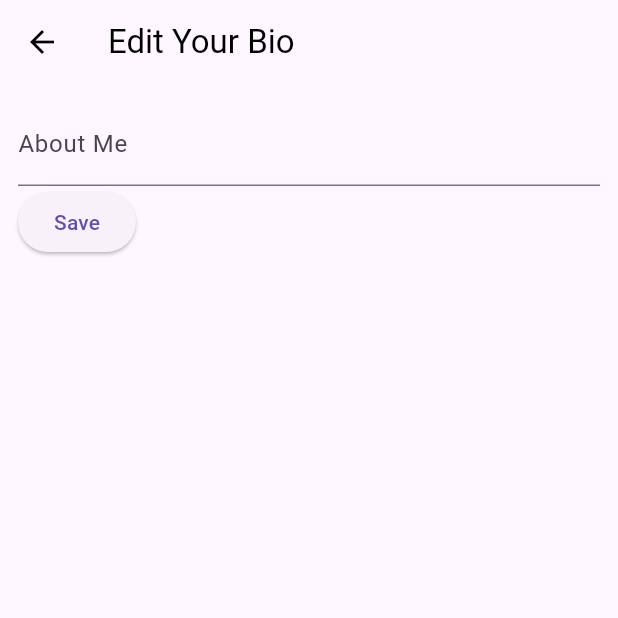
After one commit to roycel6/madProject2, a Flutter app: the EditProfilePage screen opened directly, on a phone screen of 412 x 824 dp, the top half of it. The commit adds this screen. Run offline on Flutter 3.47's test engine with Material 3 defaults, Android fonts, the phone set to English and light mode, and no system bars; our stand-ins replace cached_network_image, cloud_firestore, date_format, firebase_auth, firebase_core, firebase_storage and 2 more; missing offline and left inert: dart:ffi, photo_manager; accounts and stored records are empty; network calls fail.

Commit message:
added messaging

```diff
--- a/lib/addPost.dart
+++ b/lib/addPost.dart
@@ -90,7 +90,7 @@ class _AddPostState extends State<AddPost> {
     return Scaffold(
       resizeToAvoidBottomInset: false,
       appBar: AppBar(
-        backgroundColor: Colors.white,
+        backgroundColor: Colors.grey.shade100,
         elevation: 0,
         title: const Text(
           'New Post',
--- a/lib/addPostCaption.dart
+++ b/lib/addPostCaption.dart
@@ -21,7 +21,7 @@ class _AddPostCaptionState extends State<AddPostCaption> {
     return Scaffold(
       appBar: AppBar(
         iconTheme: IconThemeData(color: Colors.black),
-        backgroundColor: Colors.white,
+        backgroundColor: Colors.grey.shade100,
         elevation: 0,
         title: Text(
           'Add a Caption',
--- /dev/null
+++ b/lib/editProfile.dart
@@ -0,0 +1,87 @@
+import 'package:flutter/material.dart';
+import 'package:cloud_firestore/cloud_firestore.dart';
+import 'package:firebase_auth/firebase_auth.dart';
+
+class EditProfilePage extends StatefulWidget {
+  const EditProfilePage({super.key});
+
+  @override
+  State<EditProfilePage> createState() => _EditProfilePageState();
+}
+
+class _EditProfilePageState extends State<EditProfilePage> {
+  final FirebaseAuth _auth = FirebaseAuth.instance;
+  final FirebaseFirestore _firestore = FirebaseFirestore.instance;
+  final TextEditingController _bioController = TextEditingController();
+  String currentUserBio = '';
+
+  @override
+  void initState() {
+    super.initState();
+    getCurrentUserInfo();
+  }
+
+  @override
+  Widget build(BuildContext context) {
+    return Scaffold(
+      appBar: AppBar(
+        title: Text('Edit Your Bio', style: TextStyle(color: Colors.black)),
+        leading: IconButton(
+          icon: Icon(Icons.arrow_back, color: Colors.black),
+          onPressed: () {
+            Navigator.pop(context);
+          },
+        ),
+      ),
+      body: Padding(
+        padding: const EdgeInsets.all(12.0),
+        child: Column(
+          crossAxisAlignment: CrossAxisAlignment.start,
+          children: [
+            TextField(
+              controller: _bioController,
+              decoration: const InputDecoration(labelText: 'About Me'),
+            ),
+            ElevatedButton(
+              onPressed: () {
+                _updateInfo(_bioController.text);
+              },
+              child: Text('Save', style: TextStyle()),
+            ),
+          ],
+        ),
+      ),
+    );
+  }
+
+  void getCurrentUserInfo() async {
+    final String currentUserID = _auth.currentUser!.uid;
+    Query<Map<String, dynamic>> userdata =
+        _firestore.collection('users').where('id', isEqualTo: currentUserID);
+    var snapshotData = await userdata.get();
+    List docsList = snapshotData.docs;
+    var firstDoc = docsList[0];
+    setState(() {
+      currentUserBio = firstDoc.get('bio');
+      _bioController.text = currentUserBio;
+    });
+  }
+
+  void _updateInfo(String bioText) async {
+    final String currentUserID = _auth.currentUser!.uid;
+    _firestore
+        .collection('users')
+        .where('id', isEqualTo: currentUserID)
+        .get()
+        .then((querySnapshot) {
+      querySnapshot.docs.forEach((element) {
+        _firestore.collection('users').doc(element.id).update({'bio': bioText});
+      });
+    });
+    const snackBar = SnackBar(
+      content: Text('Updated Info', style: TextStyle(color: Colors.white)),
+    );
+
+    ScaffoldMessenger.of(context).showSnackBar(snackBar);
+  }
+}
--- a/lib/homePage.dart
+++ b/lib/homePage.dart
@@ -22,6 +22,7 @@ class _HomePageState extends State<HomePage> {
       resizeToAvoidBottomInset: false,
       backgroundColor: Colors.white,
       appBar: AppBar(
+        backgroundColor: Colors.grey.shade100,
         automaticallyImplyLeading: false,
         elevation: 0,
         centerTitle: true,
@@ -40,7 +41,6 @@ class _HomePageState extends State<HomePage> {
             ),
           ),
         ],
-        backgroundColor: Color(0xffFAFAFA),
       ),
       body: CustomScrollView(
         slivers: [
--- a/lib/login.dart
+++ b/lib/login.dart
@@ -29,7 +29,7 @@ class _LoginPageState extends State<LoginPage> {
       key: _formkey,
       child: Scaffold(
         appBar: AppBar(
-          title: Text('Login', style: TextStyle(color: Colors.white)),
+          title: Text('Login', style: TextStyle(color: Colors.black)),
           automaticallyImplyLeading: false,
         ),
         body: Padding(
@@ -66,7 +66,7 @@ class _LoginPageState extends State<LoginPage> {
                     _login();
                   }
                 },
-                child: Text('Login', style: TextStyle(color: Colors.white)),
+                child: Text('Login', style: TextStyle()),
               ),
               SizedBox(height: 14),
               TextButton(
--- a/pubspec.yaml
+++ b/pubspec.yaml
@@ -18,6 +18,7 @@ dependencies:
     sdk: flutter
   flutter_screenutil: ^5.9.0
   image_picker: ^1.1.0
+  intl: ^0.19.0
   photo_manager: ^3.0.0
   uuid: ^4.4.0
 
```
Also changed, not shown: lib/chat/chatBubble.dart (added, +19 -0 lines), lib/chat/chatPage.dart (added, +125 -0 lines), lib/chat/chatService.dart (added, +53 -0 lines), lib/chat/message.dart (added, +29 -0 lines), lib/chat/messageBoards.dart (+61 -2 lines), lib/profileScreen.dart (+13 -1 lines), pubspec.lock.
